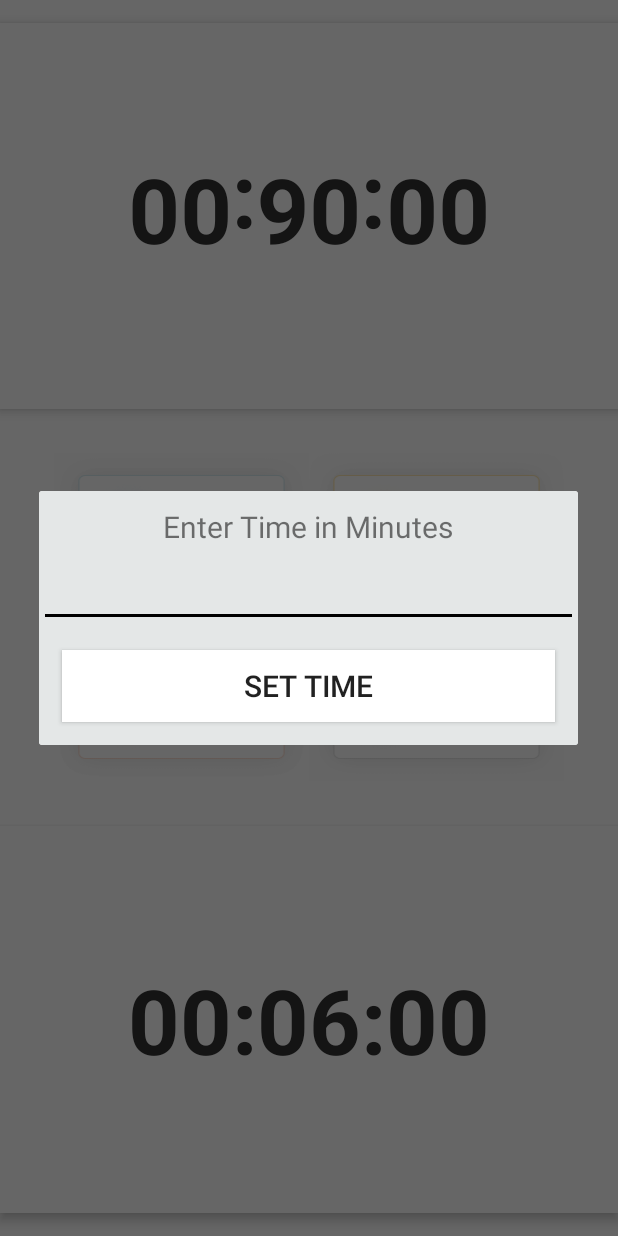
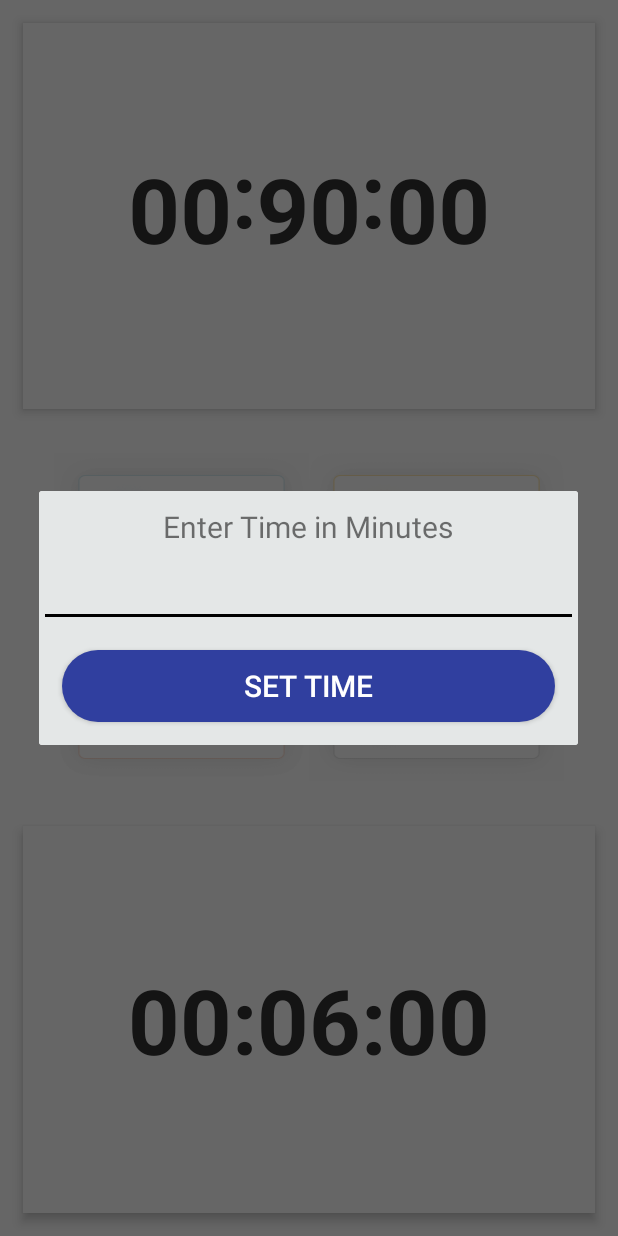
Before and after one commit to nitinmehtaa/Chess-Ticker, an Android app: the ChessClockActivity screen opened directly, with no data from a screen before it, after a tap on an icon or button, on a phone screen of 412 x 824 dp. Run offline under Robolectric (Android 15) with nearby library versions, the light colour scheme and no system bars; libraries missing offline, so code that uses them is left out: com.crashlytics.android, io.fabric.sdk; 1 statement that could not run was skipped.

Commit message:
chess clock layout fixes

```diff
--- /dev/null
+++ b/app/src/main/res/drawable/custom_clock_border.xml
@@ -0,0 +1,15 @@
+<?xml version="1.0" encoding="utf-8"?>
+<shape xmlns:android="http://schemas.android.com/apk/res/android"
+    android:shape="rectangle">
+
+    <solid android:color="#ffffff">
+    </solid>
+
+    <stroke android:color="@color/purpleColor" android:width="1dp">
+    </stroke>
+
+    <corners
+        android:radius="3dp">
+    </corners>
+
+</shape>
--- a/app/src/main/res/layout/chess_clock_activity.xml
+++ b/app/src/main/res/layout/chess_clock_activity.xml
@@ -15,6 +15,8 @@
         android:layout_width="match_parent"
         android:layout_height="0dp"
         android:layout_marginTop="15dp"
+        android:layout_marginRight="15dp"
+        android:layout_marginLeft="15dp"
         android:layout_weight="1"
         android:gravity="center"
         android:background="#ffffff"
@@ -101,6 +103,8 @@
         android:layout_width="match_parent"
         android:layout_height="0dp"
         android:layout_marginBottom="15dp"
+        android:layout_marginRight="15dp"
+        android:layout_marginLeft="15dp"
         android:layout_weight="1"
         android:gravity="center"
         android:background="#ffffff"
--- a/app/src/main/res/layout/edit_time_dialog.xml
+++ b/app/src/main/res/layout/edit_time_dialog.xml
@@ -30,7 +30,8 @@
         android:layout_width="match_parent"
         android:layout_height="wrap_content"
         android:text="SET TIME"
-        android:background="#ffffff"
+        android:textColor="#ffffff"
+        android:background="@drawable/round_start_button"
         android:layout_margin="15dp"
         android:textSize="20dp"
         android:elevation="10dp"/>
```
Also changed, not shown: app/src/main/java/com/chessticker/nitinmehta/chessticker/ChessClockActivity.java (+14 -8 lines).
